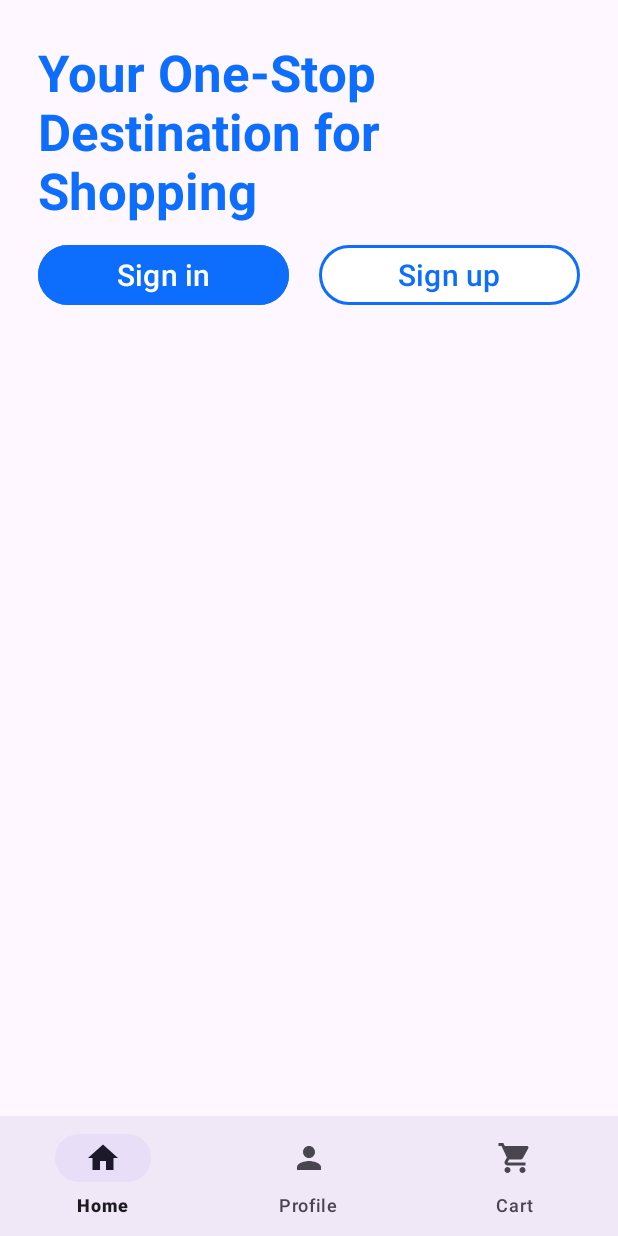
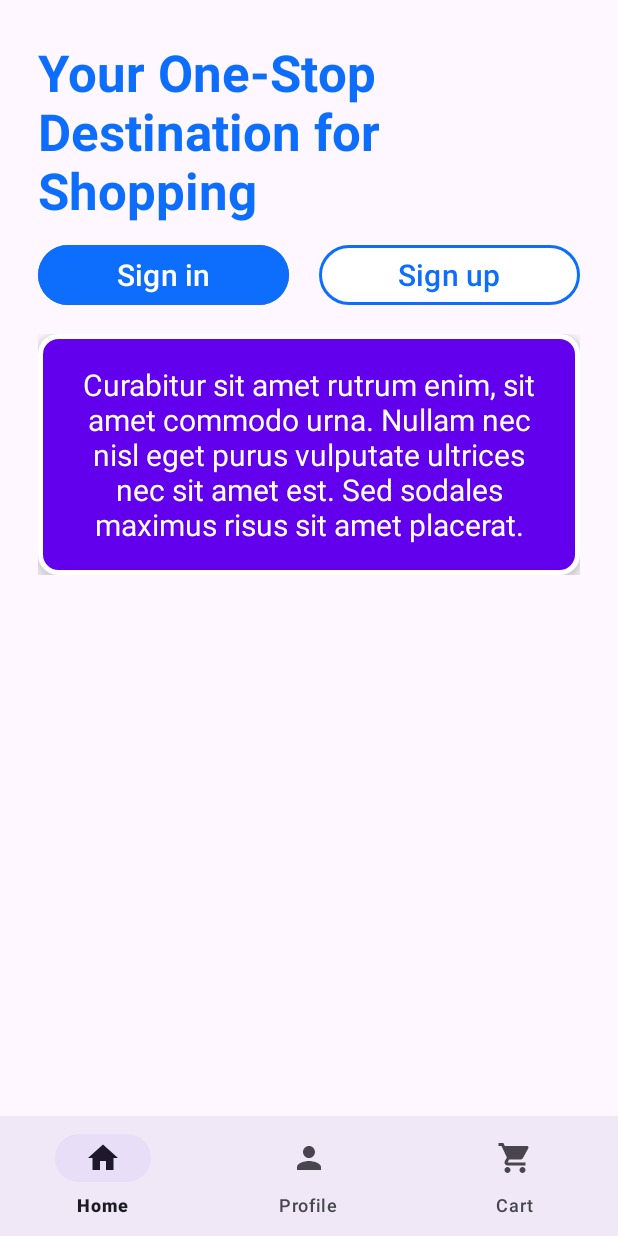
Before and after one commit to souravpaswan-trustt/TrusttKart, an Android app: the screen it shows after launch (MainActivity), on a phone screen of 412 x 824 dp. Run offline under Robolectric (Android 15) with nearby library versions, the phone set to English and light mode, and no system bars; our stand-ins replace data binding, navigation-ui.

Commit message:
dummy carousel for home fragment

```diff
--- a/app/build.gradle.kts
+++ b/app/build.gradle.kts
@@ -83,7 +83,7 @@ dependencies {
     implementation("com.squareup.okhttp3:logging-interceptor")
     kapt("androidx.lifecycle:lifecycle-compiler:$lifecycle_version")
     implementation("androidx.core:core-splashscreen:1.0.0")
-
+    implementation("androidx.viewpager2:viewpager2:1.0.0")
 
 
 
--- a/app/src/main/AndroidManifest.xml
+++ b/app/src/main/AndroidManifest.xml
@@ -18,6 +18,7 @@
             android:label="@string/title_activity_home" />
         <activity
             android:name=".MainActivity"
+            android:screenOrientation="sensorPortrait"
             android:theme="@style/Theme.App.SplashScreen"
             android:exported="true">
             <intent-filter>
--- a/app/src/main/java/com/example/trusttkart/AuthActivity.kt
+++ b/app/src/main/java/com/example/trusttkart/AuthActivity.kt
@@ -18,7 +18,6 @@ class AuthActivity : AppCompatActivity() {
             val fragmentName = intent.getStringExtra("fragmentName")
             when (fragmentName) {
                 "SignInFragment" -> {
-                    Log.i("trial", "Hello")
                     val navHostFragment = supportFragmentManager.findFragmentById(R.id.nav_host_fragment) as NavHostFragment
                     val navController = navHostFragment.navController
                     navController.navigate(R.id.signInFragment)
--- /dev/null
+++ b/app/src/main/java/com/example/trusttkart/recyclerview/CarouselRVAdapter.kt
@@ -0,0 +1,28 @@
+package com.example.trusttkart.recyclerview
+
+import android.view.LayoutInflater
+import android.view.View
+import android.view.ViewGroup
+import android.widget.TextView
+import androidx.recyclerview.widget.RecyclerView
+import com.example.trusttkart.R
+
+class CarouselRVAdapter(private val carouselDataList: ArrayList<String>) :
+    RecyclerView.Adapter<CarouselRVAdapter.CarouselItemViewHolder>() {
+
+    class CarouselItemViewHolder(view: View) : RecyclerView.ViewHolder(view)
+
+    override fun onCreateViewHolder(parent: ViewGroup, viewType: Int): CarouselItemViewHolder {
+        val viewHolder = LayoutInflater.from(parent.context).inflate(R.layout.item_carousel, parent, false)
+        return CarouselItemViewHolder(viewHolder)
+    }
+
+    override fun onBindViewHolder(holder: CarouselItemViewHolder, position: Int) {
+        val textView = holder.itemView.findViewById<TextView>(R.id.textview)
+        textView.text = carouselDataList[position]
+    }
+
+    override fun getItemCount(): Int {
+        return carouselDataList.size
+    }
+}
--- a/app/src/main/java/com/example/trusttkart/ui/home/HomeFragment.kt
+++ b/app/src/main/java/com/example/trusttkart/ui/home/HomeFragment.kt
@@ -2,6 +2,7 @@ package com.example.trusttkart.ui.home
 
 import android.R.attr.fragment
 import android.content.Intent
+import android.content.res.Resources
 import android.os.Bundle
 import android.util.Log
 import android.view.LayoutInflater
@@ -10,9 +11,13 @@ import android.view.ViewGroup
 import androidx.databinding.DataBindingUtil
 import androidx.fragment.app.Fragment
 import androidx.lifecycle.ViewModelProvider
+import androidx.recyclerview.widget.RecyclerView
+import androidx.viewpager2.widget.CompositePageTransformer
+import androidx.viewpager2.widget.MarginPageTransformer
 import com.example.trusttkart.AuthActivity
 import com.example.trusttkart.R
 import com.example.trusttkart.databinding.FragmentHomeBinding
+import com.example.trusttkart.recyclerview.CarouselRVAdapter
 
 class HomeFragment : Fragment() {
 
@@ -48,6 +53,28 @@ class HomeFragment : Fragment() {
                 Log.i("IntentError", e.toString())
             }
         }
+
+        binding.viewPager.apply {
+        clipChildren = false
+        clipToPadding = false
+        offscreenPageLimit = 3
+        (getChildAt(0) as RecyclerView).overScrollMode =
+            RecyclerView.OVER_SCROLL_NEVER
+        }
+        val demoData = arrayListOf(
+            "Curabitur sit amet rutrum enim, sit amet commodo urna. Nullam nec nisl eget purus vulputate ultrices nec sit amet est. Sed sodales maximus risus sit amet placerat.",
+            "Lorem ipsum dolor sit amet, consectetur adipiscing elit. Phasellus sit amet lectus a mi lobortis iaculis. Mauris odio tortor, accumsan vel gravida sit amet, malesuada a tortor.",
+            "Praesent efficitur eleifend eros quis elementum. Vivamus eget nunc ante. Sed sed sodales libero. Nam ipsum lorem, consequat at ipsum sit amet, tempor vulputate nibh.",
+            "Aliquam sodales imperdiet augue at consectetur. Suspendisse dui mauris, tincidunt non auctor quis, facilisis et tellus.",
+            "Ut non tincidunt neque, et sodales ligula. Quisque interdum in dui sit amet sagittis. Curabitur erat magna, maximus quis libero quis, dapibus eleifend orci."
+        )
+
+        binding.viewPager.adapter = CarouselRVAdapter(demoData)
+
+        val compositePageTransformer = CompositePageTransformer()
+        compositePageTransformer.addTransformer(MarginPageTransformer((40 * Resources.getSystem().displayMetrics.density).toInt()))
+        binding.viewPager.setPageTransformer(compositePageTransformer)
+
         return binding.root
     }
 }
--- /dev/null
+++ b/app/src/main/res/drawable/card_background.xml
@@ -0,0 +1,12 @@
+<?xml version="1.0" encoding="utf-8"?>
+<shape xmlns:android="http://schemas.android.com/apk/res/android"
+    android:shape="rectangle">
+
+    <stroke
+        android:width="3dp"
+        android:color="@android:color/white" />
+
+    <solid android:color="@color/design_default_color_primary" />
+
+    <corners android:radius="12dp" />
+</shape>
--- a/app/src/main/res/layout/fragment_home.xml
+++ b/app/src/main/res/layout/fragment_home.xml
@@ -2,7 +2,8 @@
 <layout xmlns:android="http://schemas.android.com/apk/res/android"
     xmlns:app="http://schemas.android.com/apk/res-auto"
     xmlns:tools="http://schemas.android.com/tools"
-    android:background="@color/white">
+    android:clipChildren="false"
+    android:clipToPadding="false">
 
     <data>
         <variable
@@ -64,6 +65,12 @@
                     app:strokeColor="#0d6efd"
                     app:strokeWidth="2dp" />
             </LinearLayout>
+
+            <androidx.viewpager2.widget.ViewPager2
+                android:id="@+id/view_pager"
+                android:layout_width="match_parent"
+                android:layout_height="wrap_content"
+                android:layout_marginTop="15dp" />
         </LinearLayout>
 
     </androidx.constraintlayout.widget.ConstraintLayout>
--- /dev/null
+++ b/app/src/main/res/layout/item_carousel.xml
@@ -0,0 +1,24 @@
+<?xml version="1.0" encoding="utf-8"?>
+<androidx.constraintlayout.widget.ConstraintLayout xmlns:android="http://schemas.android.com/apk/res/android"
+    xmlns:app="http://schemas.android.com/apk/res-auto"
+    android:layout_width="match_parent"
+    android:layout_height="match_parent"
+    android:background="@drawable/card_background"
+    android:elevation="8dp">
+
+    <TextView
+        android:id="@+id/textview"
+        android:layout_width="match_parent"
+        android:layout_height="wrap_content"
+        android:gravity="center"
+        android:padding="20dp"
+        android:text="Lorem ipsum dolor sit amet, consectetur adipiscing elit. Phasellus sit amet lectus a mi lobortis iaculis. Mauris odio tortor, accumsan vel gravida sit amet, malesuada a tortor. Cras mattis augue eget dolor vestibulum, id euismod diam rutrum."
+        android:textAlignment="center"
+        android:textColor="@android:color/white"
+        android:textSize="20sp"
+        app:layout_constraintBottom_toBottomOf="parent"
+        app:layout_constraintEnd_toEndOf="parent"
+        app:layout_constraintStart_toStartOf="parent"
+        app:layout_constraintTop_toTopOf="parent" />
+
+</androidx.constraintlayout.widget.ConstraintLayout>
```
